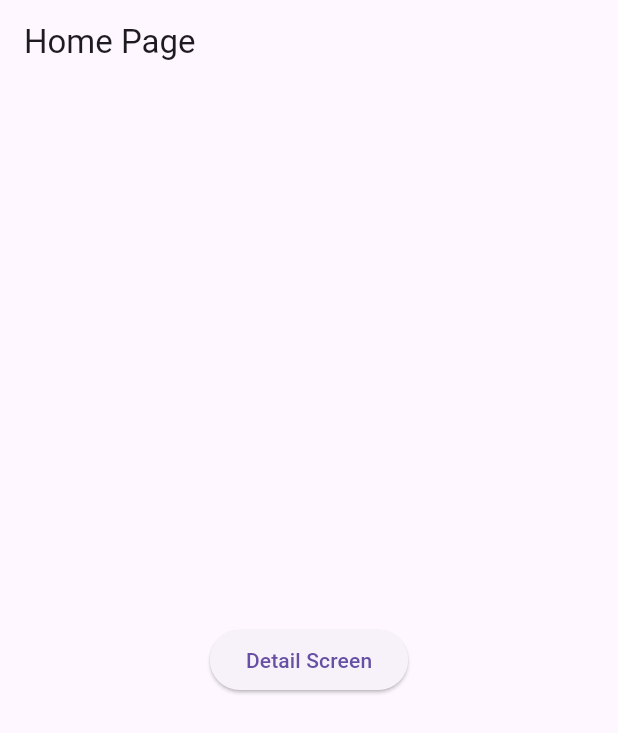
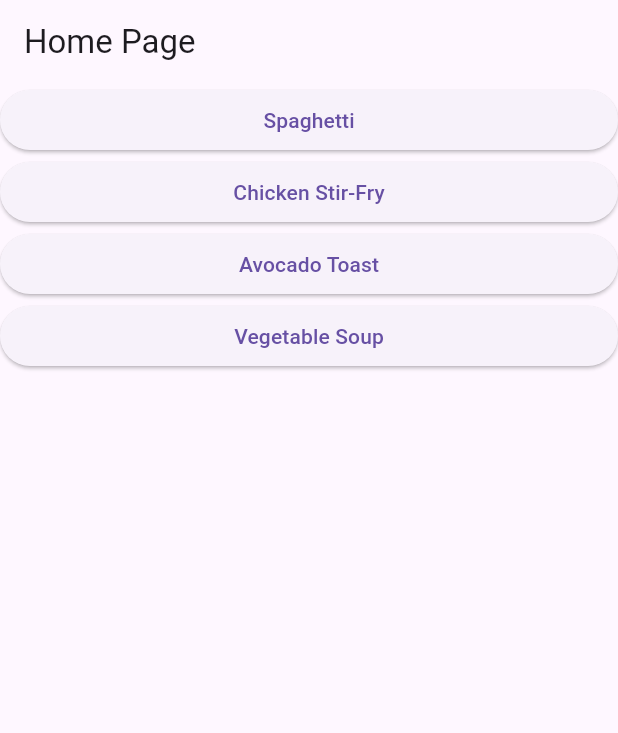
Before and after one commit to iKeiNagai/Mobile-Apps, a Flutter app: the screen it shows after launch, on a phone screen of 412 x 824 dp. Shown: the top 733 px of the screen. Run offline on Flutter 3.47's test engine with Material 3 defaults, Android fonts, the phone set to English and light mode, and no system bars.

Commit message:
Display each item in recipe as button

```diff
--- a/recipe_book/lib/main.dart
+++ b/recipe_book/lib/main.dart
@@ -19,6 +19,13 @@ class RecipeBook extends StatelessWidget {
 }
 
 class HomePage extends StatelessWidget {
+  List<String> recipes = [
+    'Spaghetti',
+    'Chicken Stir-Fry',
+    'Avocado Toast',
+    'Vegetable Soup'
+  ];
+
   @override
   Widget build(BuildContext context) {
     return Scaffold(
@@ -26,14 +33,21 @@ class HomePage extends StatelessWidget {
         title: Text('Home Page'),
       ),
       body: Center(
-        child: ElevatedButton(
-          onPressed: (){
-            Navigator.push(
-              context,
-              MaterialPageRoute(builder: (context) => DetailScreen())
-              );
-          },
-          child: Text('Detail Screen'),
+        child: Column(
+          mainAxisAlignment: MainAxisAlignment.center,
+          children: <Widget>[
+            Expanded(child:
+            ListView.builder(
+                itemCount: recipes.length,
+                itemBuilder: (context, index) {
+                  return ElevatedButton(
+                    onPressed:(){
+
+                    },
+                    child: Text(recipes[index]));
+                }),
+            ),
+          ],
         ),
       ),
     );
```
